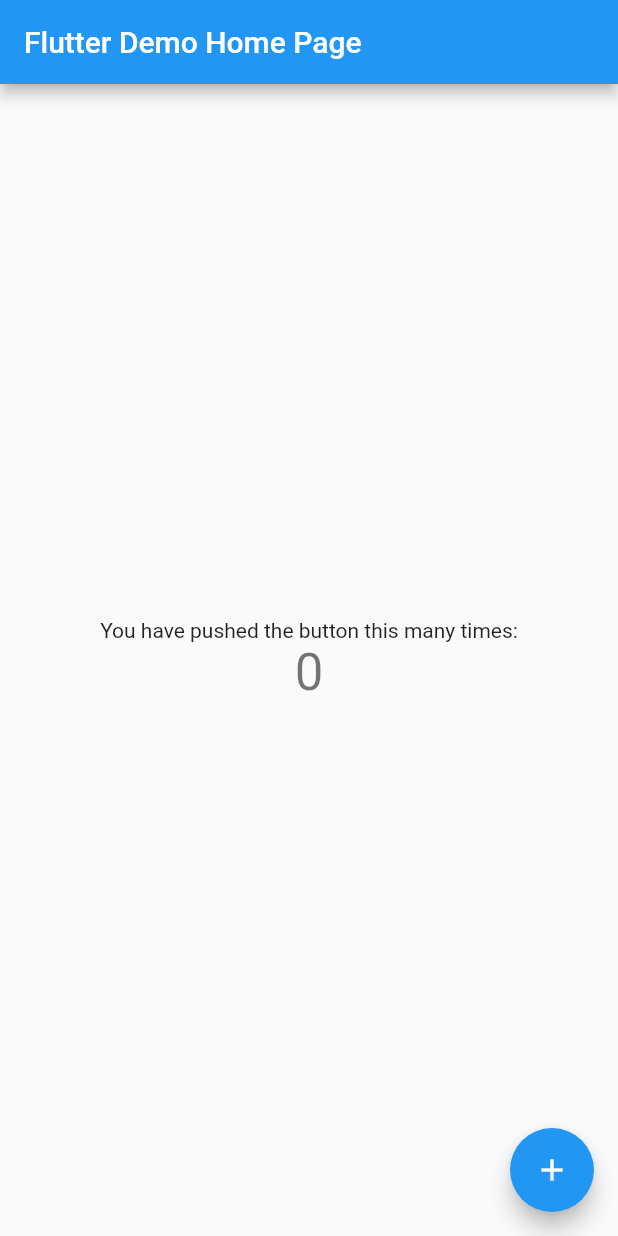
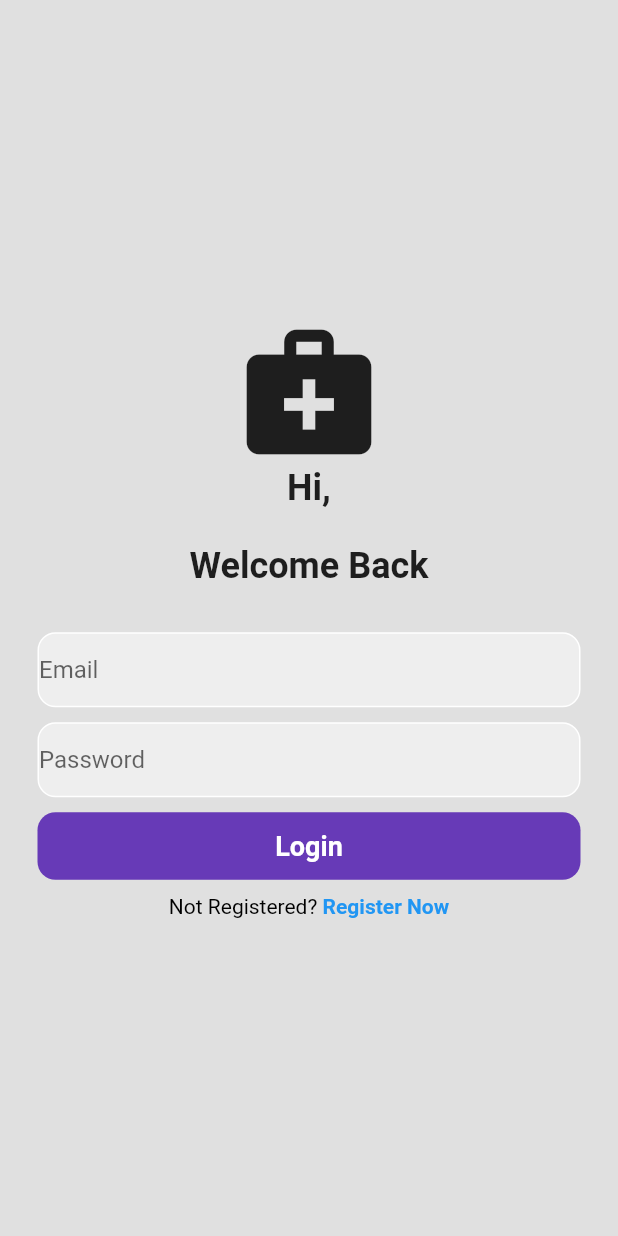
Before and after one commit to NightyNight008/AMB-app, a Flutter app: the screen it shows after launch, on a phone screen of 412 x 824 dp. Run offline on Flutter 3.47's test engine with Material 2 defaults, Android fonts, the light colour scheme and no system bars.

Commit message:
Login View Complete

```diff
--- a/lib/main.dart
+++ b/lib/main.dart
@@ -1,115 +1,25 @@
+import 'package:amb_app/views/login_view.dart';
 import 'package:flutter/material.dart';
 
 void main() {
-  runApp(const MyApp());
+  //read architectural overview of flutter in site,to know about line widejetflutter binding
+  WidgetsFlutterBinding.ensureInitialized();
+  runApp(
+    MaterialApp(
+      title: 'Amb App',
+      theme: ThemeData(
+        primarySwatch: Colors.blue,
+      ),
+      home: const LoginPage(),
+    ),
+  );
 }
 
-class MyApp extends StatelessWidget {
-  const MyApp({Key? key}) : super(key: key);
-
-  // This widget is the root of your application.
-  @override
-  Widget build(BuildContext context) {
-    return MaterialApp(
-      title: 'Flutter Demo',
-      theme: ThemeData(
-        // This is the theme of your application.
-        //
-        // Try running your application with "flutter run". You'll see the
-        // application has a blue toolbar. Then, without quitting the app, try
-        // changing the primarySwatch below to Colors.green and then invoke
-        // "hot reload" (press "r" in the console where you ran "flutter run",
-        // or simply save your changes to "hot reload" in a Flutter IDE).
-        // Notice that the counter didn't reset back to zero; the application
-        // is not restarted.
-        primarySwatch: Colors.blue,
-      ),
-      home: const MyHomePage(title: 'Flutter Demo Home Page'),
-    );
-  }
-}
-
-class MyHomePage extends StatefulWidget {
-  const MyHomePage({Key? key, required this.title}) : super(key: key);
-
-  // This widget is the home page of your application. It is stateful, meaning
-  // that it has a State object (defined below) that contains fields that affect
-  // how it looks.
-
-  // This class is the configuration for the state. It holds the values (in this
-  // case the title) provided by the parent (in this case the App widget) and
-  // used by the build method of the State. Fields in a Widget subclass are
-  // always marked "final".
-
-  final String title;
-
-  @override
-  State<MyHomePage> createState() => _MyHomePageState();
-}
-
-class _MyHomePageState extends State<MyHomePage> {
-  int _counter = 0;
-
-  void _incrementCounter() {
-    setState(() {
-      // This call to setState tells the Flutter framework that something has
-      // changed in this State, which causes it to rerun the build method below
-      // so that the display can reflect the updated values. If we changed
-      // _counter without calling setState(), then the build method would not be
-      // called again, and so nothing would appear to happen.
-      _counter++;
-    });
-  }
+class HomePage extends StatelessWidget {
+  const HomePage({Key? key}) : super(key: key);
 
   @override
   Widget build(BuildContext context) {
-    // This method is rerun every time setState is called, for instance as done
-    // by the _incrementCounter method above.
-    //
-    // The Flutter framework has been optimized to make rerunning build methods
-    // fast, so that you can just rebuild anything that needs updating rather
-    // than having to individually change instances of widgets.
-    return Scaffold(
-      appBar: AppBar(
-        // Here we take the value from the MyHomePage object that was created by
-        // the App.build method, and use it to set our appbar title.
-        title: Text(widget.title),
-      ),
-      body: Center(
-        // Center is a layout widget. It takes a single child and positions it
-        // in the middle of the parent.
-        child: Column(
-          // Column is also a layout widget. It takes a list of children and
-          // arranges them vertically. By default, it sizes itself to fit its
-          // children horizontally, and tries to be as tall as its parent.
-          //
-          // Invoke "debug painting" (press "p" in the console, choose the
-          // "Toggle Debug Paint" action from the Flutter Inspector in Android
-          // Studio, or the "Toggle Debug Paint" command in Visual Studio Code)
-          // to see the wireframe for each widget.
-          //
-          // Column has various properties to control how it sizes itself and
-          // how it positions its children. Here we use mainAxisAlignment to
-          // center the children vertically; the main axis here is the vertical
-          // axis because Columns are vertical (the cross axis would be
-          // horizontal).
-          mainAxisAlignment: MainAxisAlignment.center,
-          children: <Widget>[
-            const Text(
-              'You have pushed the button this many times:',
-            ),
-            Text(
-              '$_counter',
-              style: Theme.of(context).textTheme.headline4,
-            ),
-          ],
-        ),
-      ),
-      floatingActionButton: FloatingActionButton(
-        onPressed: _incrementCounter,
-        tooltip: 'Increment',
-        child: const Icon(Icons.add),
-      ), // This trailing comma makes auto-formatting nicer for build methods.
-    );
+    return Container();
   }
 }
--- /dev/null
+++ b/lib/views/login_view.dart
@@ -0,0 +1,128 @@
+import 'package:flutter/material.dart';
+
+class LoginPage extends StatefulWidget {
+  const LoginPage({Key? key}) : super(key: key);
+
+  @override
+  State<LoginPage> createState() => _LoginPageState();
+}
+
+class _LoginPageState extends State<LoginPage> {
+  @override
+  Widget build(BuildContext context) {
+    return Scaffold(
+      backgroundColor: Colors.grey[300],
+      body: SafeArea(
+        child: Center(
+          child: Column(
+            mainAxisAlignment: MainAxisAlignment.center,
+            children: [
+              //******************************************************************** */
+              const Icon(Icons.medical_services, size: 100),
+              const Text(
+                "Hi,",
+                style: TextStyle(
+                  fontWeight: FontWeight.bold,
+                  fontSize: 24,
+                ),
+              ),
+              const SizedBox(
+                height: 24,
+              ),
+              //********************************************************************* */
+              const Text(
+                "Welcome Back",
+                style: TextStyle(
+                  fontWeight: FontWeight.bold,
+                  fontSize: 24,
+                ),
+              ),
+              const SizedBox(
+                height: 30,
+              ),
+              //***************************email textfield*****************************
+              Padding(
+                padding: const EdgeInsets.symmetric(horizontal: 25.0),
+                child: Container(
+                  decoration: BoxDecoration(
+                      color: Colors.grey[200],
+                      border: Border.all(color: Colors.white),
+                      borderRadius: BorderRadius.circular(12)),
+                  child: const TextField(
+                    decoration: InputDecoration(
+                        border: InputBorder.none, hintText: "Email"),
+                  ),
+                ),
+              ),
+              const SizedBox(
+                height: 10,
+              ),
+              //***************************password text field**************************************
+              Padding(
+                padding: const EdgeInsets.symmetric(horizontal: 25.0),
+                child: Container(
+                  decoration: BoxDecoration(
+                      color: Colors.grey[200],
+                      border: Border.all(color: Colors.white),
+                      borderRadius: BorderRadius.circular(12)),
+                  child: const TextField(
+                    obscureText: true,
+                    decoration: InputDecoration(
+                        border: InputBorder.none, hintText: "Password"),
+                  ),
+                ),
+              ),
+              const SizedBox(
+                height: 10,
+              ),
+              //*************************************Login Button******************************
+              Padding(
+                padding: const EdgeInsets.symmetric(horizontal: 25.0),
+                child: Container(
+                  padding: const EdgeInsets.all(12.0),
+                  decoration: BoxDecoration(
+                    color: Colors.deepPurple,
+                    borderRadius: BorderRadius.circular(12),
+                  ),
+                  child: const Center(
+                    child: Text(
+                      "Login",
+                      style: TextStyle(
+                        color: Colors.white,
+                        fontWeight: FontWeight.bold,
+                        fontSize: 18,
+                      ),
+                    ),
+                  ),
+                ),
+              ),
+              const SizedBox(
+                height: 10,
+              ),
+
+              //*********************not a member************************************************/
+              Row(
+                mainAxisAlignment: MainAxisAlignment.center,
+                children: const [
+                  Text(
+                    "Not Registered?",
+                    style: TextStyle(
+                      color: Colors.black,
+                    ),
+                  ),
+                  Text(
+                    " Register Now",
+                    style: TextStyle(
+                      color: Colors.blue,
+                      fontWeight: FontWeight.bold,
+                    ),
+                  )
+                ],
+              ),
+            ],
+          ),
+        ),
+      ),
+    );
+  }
+}
```
Also changed, not shown: lib/views/register_View.dart (added), 1 other file.
